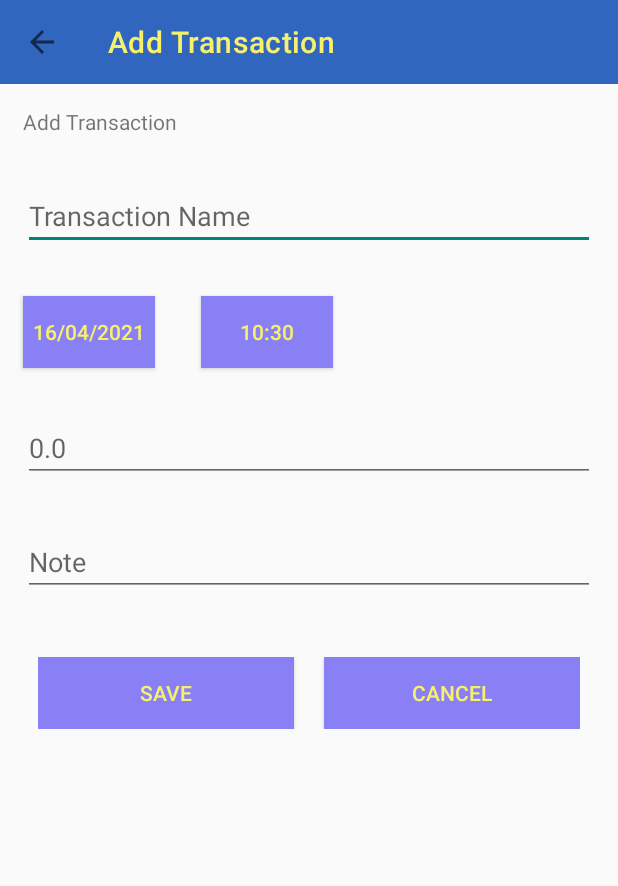
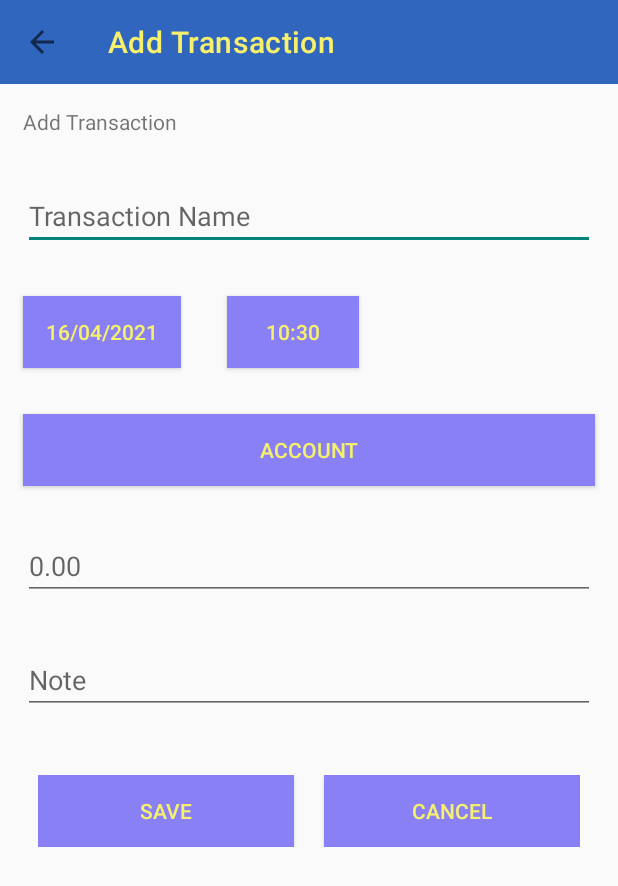
Before and after one commit to MichaelDuToit/SD6501_BudgieCoin_Project, an Android app: the AddTransactionActivity screen opened directly, with no data from a screen before it, on a phone screen of 412 x 824 dp. Shown: the top 886 px of the screen. Run offline under Robolectric (Android 15) with nearby library versions, the phone set to English and light mode, and no system bars.

Commit message:
Some minor style changes to the date/time buttons on AddTransaction, fixed back btn for Add Account

```diff
--- a/app/src/main/AndroidManifest.xml
+++ b/app/src/main/AndroidManifest.xml
@@ -12,7 +12,7 @@
         android:roundIcon="@mipmap/ic_launcher_round"
         android:supportsRtl="true"
         android:theme="@style/Theme.AppCompat.Light.NoActionBar">
-        <activity android:name=".AddAccountActivity"></activity>
+        <activity android:name=".AddAccountActivity" android:parentActivityName=".MainActivity"></activity>
         <activity android:name=".AppCompatNavigationDrawerActivity" />
         <activity
             android:name=".SettingsActivity"
--- a/app/src/main/java/com/example/sd6501_budgiecoin_project/AddTransactionActivity.java
+++ b/app/src/main/java/com/example/sd6501_budgiecoin_project/AddTransactionActivity.java
@@ -101,7 +101,9 @@ public class AddTransactionActivity extends AppCompatActivity {
     // Method to manage when the Save Btn is clicked to save a Transaction.
     public void saveTransaction(View v){
         try {
+            // This is temporary just to demonstrate some interaction
             Toast.makeText(this, "Transaction Created", Toast.LENGTH_SHORT).show();
+            startActivity(new Intent(this, ViewTransactionsActivity.class));
             // Assignment 2 - store transaction values to Transaction obj which is then added to DB.
         }
         catch(Exception e) {
@@ -115,4 +117,9 @@ public class AddTransactionActivity extends AppCompatActivity {
         Intent home = new Intent(this, MainActivity.class);
         startActivity(home);
     }
+
+    // Method to manage when the Account Selection Button is clicked
+    public void selectAccountBtn(View v){
+
+    }
 }
--- a/app/src/main/res/layout/activity_add_transaction.xml
+++ b/app/src/main/res/layout/activity_add_transaction.xml
@@ -20,6 +20,7 @@
         android:hint="@string/transactionName"
         android:layout_margin="15dp"
         />
+
     <Button
         android:layout_width="wrap_content"
         android:layout_height="wrap_content"
@@ -28,6 +29,7 @@
         android:layout_below="@+id/inputTransactionName"
         android:text="@string/datePickerSelection"
         android:layout_margin="15dp"
+        android:paddingHorizontal="15dp"
         android:background="@color/budgiePurple"
         android:textColor="@color/budgieYellow"
         />
@@ -41,15 +43,28 @@
         android:layout_toRightOf="@id/datePicker"
         android:text="@string/timePickerSelection"
         android:layout_margin="15dp"
+        android:paddingHorizontal="15dp"
         android:background="@color/budgiePurple"
         android:textColor="@color/budgieYellow"
+        />
+
+    <Button
+        android:id="@+id/accountSelectionBtn"
+        android:text="@string/account"
+        android:layout_width="match_parent"
+        android:layout_height="wrap_content"
+        android:layout_below="@id/timePicker"
+        android:layout_margin="15dp"
+        android:background="@color/budgiePurple"
+        android:textColor="@color/budgieYellow"
+        android:onClick="selectAccountBtn"
         />
 
     <EditText
         android:id="@+id/inputTransactionValue"
         android:layout_width="match_parent"
         android:layout_height="wrap_content"
-        android:layout_below="@+id/timePicker"
+        android:layout_below="@id/accountSelectionBtn"
         android:layout_margin="15dp"
         android:layout_marginBottom="30dp"
         android:inputType="numberDecimal"
--- a/app/src/main/res/values/strings.xml
+++ b/app/src/main/res/values/strings.xml
@@ -4,6 +4,7 @@
     <string name="addAccountLbl">Add an Account</string>
     <string name="transactions">Transactions</string>
     <string name="accounts">Accounts</string>
+    <string name="account">Account</string>
     <string name="btnSave">Save</string>
     <string name="btnCancel">Cancel</string>
     <string name="lbl_open">Open</string>
@@ -32,7 +33,7 @@
 
     <!-- Hint Strings -->
     <string name="transactionName">Transaction Name</string>
-    <string name="valueFloat">0.0</string>
+    <string name="valueFloat">0.00</string>
     <string name="note">Note</string>
     <string name="accountName">Account Name</string>
 
```
